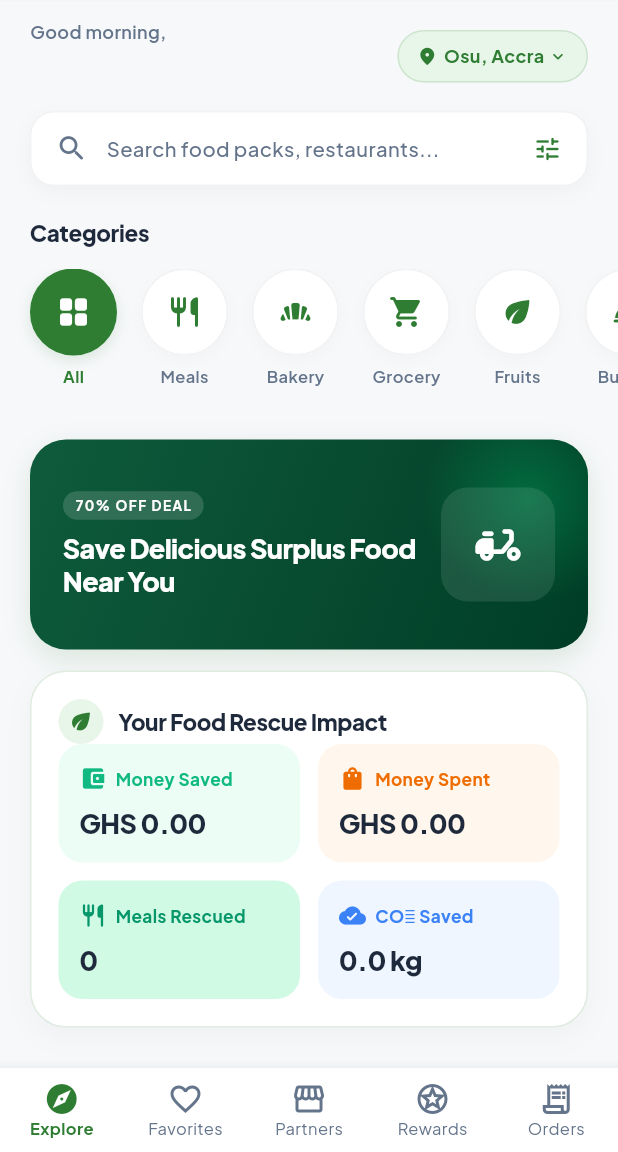
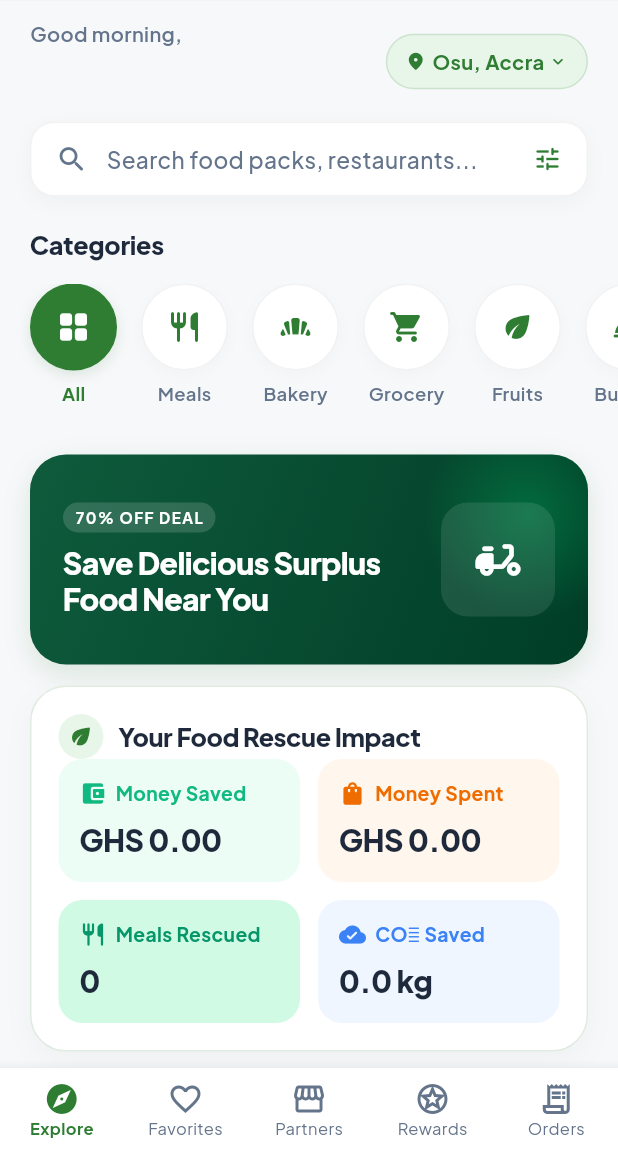
Before and after one commit to dreamswishorg/dreamseat, a Flutter app: the screen it shows once a user with an empty profile is signed in, on a phone screen of 412 x 824 dp, the part 84-1236 px from its top. Run offline on Flutter 3.47's test engine with Material 3 defaults, Android fonts, the phone set to English and light mode, and no system bars; our stand-ins replace cached_network_image, firebase_core, firebase_messaging, fl_chart, flutter_local_notifications, flutter_map and 13 more; missing offline and left inert: dart:html, flutter_map_cancellable_tile_provider, flutter_paystack_plus, mobile_scanner; accounts and stored records are empty; network calls fail.

Commit message:
style: increase text sizes and global typography scaling across customer, merchant, and admin screens

```diff
--- a/lib/core/responsive.dart
+++ b/lib/core/responsive.dart
@@ -52,14 +52,15 @@ class ResponsiveAppWrapper extends StatelessWidget {
     if (child == null) return const SizedBox.shrink();
 
     final mediaQuery = MediaQuery.of(context);
-    // Clamp text scaling between 0.85 and 1.25 to prevent emulator accessibility settings from breaking layouts
-    final clampedTextScaler = mediaQuery.textScaler.clamp(
-      minScaleFactor: 0.85,
-      maxScaleFactor: 1.25,
+    // Comfortably boost text scaling by ~12% across the whole app for all users
+    // (Customers, Store Owners, Admins) for crisp, effortless readability.
+    final baseScale = mediaQuery.textScaler.scale(1.0);
+    final boostedTextScaler = TextScaler.linear(
+      (baseScale * 1.12).clamp(1.10, 1.45),
     );
 
     return MediaQuery(
-      data: mediaQuery.copyWith(textScaler: clampedTextScaler),
+      data: mediaQuery.copyWith(textScaler: boostedTextScaler),
       child: LayoutBuilder(
         builder: (context, constraints) {
           return child!;
--- a/lib/core/theme.dart
+++ b/lib/core/theme.dart
@@ -36,7 +36,7 @@ class AppTheme {
         centerTitle: true,
         titleTextStyle: TextStyle(
           color: charcoal,
-          fontSize: 20,
+          fontSize: 21,
           fontWeight: FontWeight.bold,
           letterSpacing: -0.5,
         ),
@@ -52,13 +52,21 @@ class AppTheme {
       ),
       textTheme: GoogleFonts.plusJakartaSansTextTheme(
         const TextTheme(
-          displayLarge: TextStyle(color: charcoal, fontSize: 32, fontWeight: FontWeight.w800, letterSpacing: -1),
-          displayMedium: TextStyle(color: charcoal, fontSize: 26, fontWeight: FontWeight.bold, letterSpacing: -0.5),
-          titleLarge: TextStyle(color: charcoal, fontSize: 20, fontWeight: FontWeight.bold),
-          titleMedium: TextStyle(color: charcoal, fontSize: 16, fontWeight: FontWeight.w600),
-          bodyLarge: TextStyle(color: charcoal, fontSize: 16, height: 1.4),
-          bodyMedium: TextStyle(color: mutedGrey, fontSize: 14, height: 1.4),
-          labelLarge: TextStyle(color: primaryGreen, fontSize: 14, fontWeight: FontWeight.bold),
+          displayLarge: TextStyle(color: charcoal, fontSize: 34, fontWeight: FontWeight.w800, letterSpacing: -1),
+          displayMedium: TextStyle(color: charcoal, fontSize: 28, fontWeight: FontWeight.bold, letterSpacing: -0.5),
+          displaySmall: TextStyle(color: charcoal, fontSize: 24, fontWeight: FontWeight.bold),
+          headlineLarge: TextStyle(color: charcoal, fontSize: 24, fontWeight: FontWeight.bold),
+          headlineMedium: TextStyle(color: charcoal, fontSize: 22, fontWeight: FontWeight.bold),
+          headlineSmall: TextStyle(color: charcoal, fontSize: 20, fontWeight: FontWeight.bold),
+          titleLarge: TextStyle(color: charcoal, fontSize: 21, fontWeight: FontWeight.bold),
+          titleMedium: TextStyle(color: charcoal, fontSize: 17.5, fontWeight: FontWeight.w700),
+          titleSmall: TextStyle(color: charcoal, fontSize: 16, fontWeight: FontWeight.w600),
+          bodyLarge: TextStyle(color: charcoal, fontSize: 17.5, height: 1.4),
+          bodyMedium: TextStyle(color: mutedGrey, fontSize: 15.5, height: 1.4),
+          bodySmall: TextStyle(color: mutedGrey, fontSize: 13.5, height: 1.4),
+          labelLarge: TextStyle(color: primaryGreen, fontSize: 15.5, fontWeight: FontWeight.bold),
+          labelMedium: TextStyle(color: charcoal, fontSize: 13.5, fontWeight: FontWeight.w600),
+          labelSmall: TextStyle(color: mutedGrey, fontSize: 12, fontWeight: FontWeight.w500),
         ),
       ),
       elevatedButtonTheme: ElevatedButtonThemeData(
@@ -68,7 +76,7 @@ class AppTheme {
           minimumSize: const Size(64, 52),
           shape: RoundedRectangleBorder(borderRadius: BorderRadius.circular(16)),
           elevation: 0,
-          textStyle: const TextStyle(fontSize: 16, fontWeight: FontWeight.bold),
+          textStyle: const TextStyle(fontSize: 16.5, fontWeight: FontWeight.bold),
         ),
       ),
       outlinedButtonTheme: OutlinedButtonThemeData(
@@ -77,7 +85,7 @@ class AppTheme {
           side: const BorderSide(color: primaryGreen, width: 2),
           minimumSize: const Size(64, 52),
           shape: RoundedRectangleBorder(borderRadius: BorderRadius.circular(16)),
-          textStyle: const TextStyle(fontSize: 16, fontWeight: FontWeight.bold),
+          textStyle: const TextStyle(fontSize: 16.5, fontWeight: FontWeight.bold),
         ),
       ),
       inputDecorationTheme: InputDecorationTheme(
@@ -87,7 +95,7 @@ class AppTheme {
         border: OutlineInputBorder(borderRadius: BorderRadius.circular(12), borderSide: BorderSide.none),
         enabledBorder: OutlineInputBorder(borderRadius: BorderRadius.circular(12), borderSide: BorderSide(color: charcoal.withValues(alpha: 0.05), width: 1)),
         focusedBorder: OutlineInputBorder(borderRadius: BorderRadius.circular(12), borderSide: const BorderSide(color: primaryGreen, width: 2)),
-        hintStyle: const TextStyle(color: mutedGrey, fontSize: 14),
+        hintStyle: const TextStyle(color: mutedGrey, fontSize: 15),
       ),
     );
   }
@@ -112,6 +120,12 @@ class AppTheme {
         foregroundColor: Colors.white,
         elevation: 0,
         centerTitle: true,
+        titleTextStyle: TextStyle(
+          color: Colors.white,
+          fontSize: 21,
+          fontWeight: FontWeight.bold,
+          letterSpacing: -0.5,
+        ),
       ),
       cardTheme: CardThemeData(
         color: const Color(0xFF1E293B),
@@ -123,10 +137,21 @@ class AppTheme {
       ),
       textTheme: GoogleFonts.plusJakartaSansTextTheme(
         const TextTheme(
-          displayLarge: TextStyle(color: Colors.white, fontSize: 32, fontWeight: FontWeight.w800),
-          displayMedium: TextStyle(color: Colors.white, fontSize: 26, fontWeight: FontWeight.bold),
-          bodyLarge: TextStyle(color: Color(0xFFE2E8F0), fontSize: 16),
-          bodyMedium: TextStyle(color: Color(0xFF94A3B8), fontSize: 14),
+          displayLarge: TextStyle(color: Colors.white, fontSize: 34, fontWeight: FontWeight.w800),
+          displayMedium: TextStyle(color: Colors.white, fontSize: 28, fontWeight: FontWeight.bold),
+          displaySmall: TextStyle(color: Colors.white, fontSize: 24, fontWeight: FontWeight.bold),
+          headlineLarge: TextStyle(color: Colors.white, fontSize: 24, fontWeight: FontWeight.bold),
+          headlineMedium: TextStyle(color: Colors.white, fontSize: 22, fontWeight: FontWeight.bold),
+          headlineSmall: TextStyle(color: Colors.white, fontSize: 20, fontWeight: FontWeight.bold),
+          titleLarge: TextStyle(color: Colors.white, fontSize: 21, fontWeight: FontWeight.bold),
+          titleMedium: TextStyle(color: Colors.white, fontSize: 17.5, fontWeight: FontWeight.w700),
+          titleSmall: TextStyle(color: Colors.white, fontSize: 16, fontWeight: FontWeight.w600),
+          bodyLarge: TextStyle(color: Color(0xFFE2E8F0), fontSize: 17.5, height: 1.4),
+          bodyMedium: TextStyle(color: Color(0xFF94A3B8), fontSize: 15.5, height: 1.4),
+          bodySmall: TextStyle(color: Color(0xFF94A3B8), fontSize: 13.5, height: 1.4),
+          labelLarge: TextStyle(color: Color(0xFF22C55E), fontSize: 15.5, fontWeight: FontWeight.bold),
+          labelMedium: TextStyle(color: Colors.white, fontSize: 13.5, fontWeight: FontWeight.w600),
+          labelSmall: TextStyle(color: Color(0xFF94A3B8), fontSize: 12, fontWeight: FontWeight.w500),
         ),
       ),
       inputDecorationTheme: InputDecorationTheme(
@@ -135,6 +160,7 @@ class AppTheme {
         border: OutlineInputBorder(borderRadius: BorderRadius.circular(12), borderSide: BorderSide.none),
         enabledBorder: OutlineInputBorder(borderRadius: BorderRadius.circular(12), borderSide: BorderSide(color: Colors.white.withValues(alpha: 0.05))),
         focusedBorder: OutlineInputBorder(borderRadius: BorderRadius.circular(12), borderSide: const BorderSide(color: primaryGreen, width: 2)),
+        hintStyle: const TextStyle(color: Color(0xFF94A3B8), fontSize: 15),
       ),
     );
   }
--- a/lib/features/admin/widgets/admin_components.dart
+++ b/lib/features/admin/widgets/admin_components.dart
@@ -87,13 +87,13 @@ class MetricCard extends StatelessWidget {
                             children: [
                               const Icon(Icons.trending_up_rounded, size: 12, color: AppTheme.primaryGreen),
                               const SizedBox(width: 4),
-                              Flexible(
+                                Flexible(
                                 child: Text(
                                   trend!,
                                   style: const TextStyle(
                                     color: AppTheme.primaryGreen,
                                     fontWeight: FontWeight.w900,
-                                    fontSize: 10,
+                                    fontSize: 11.5,
                                   ),
                                   overflow: TextOverflow.ellipsis,
                                 ),
@@ -110,7 +110,7 @@ class MetricCard extends StatelessWidget {
                   child: Text(
                     value,
                     style: const TextStyle(
-                      fontSize: 20,
+                      fontSize: 22,
                       fontWeight: FontWeight.w900,
                       color: AppTheme.charcoal,
                       letterSpacing: -0.5,
@@ -121,7 +121,7 @@ class MetricCard extends StatelessWidget {
                 Text(
                   label,
                   style: const TextStyle(
-                    fontSize: 11,
+                    fontSize: 12.5,
                     fontWeight: FontWeight.w700,
                     color: AppTheme.mutedGrey,
                   ),
@@ -139,7 +139,7 @@ class MetricCard extends StatelessWidget {
                     child: Text(
                       subtitle!,
                       style: TextStyle(
-                        fontSize: 9.5,
+                        fontSize: 11,
                         fontWeight: FontWeight.bold,
                         color: color,
                       ),
```
